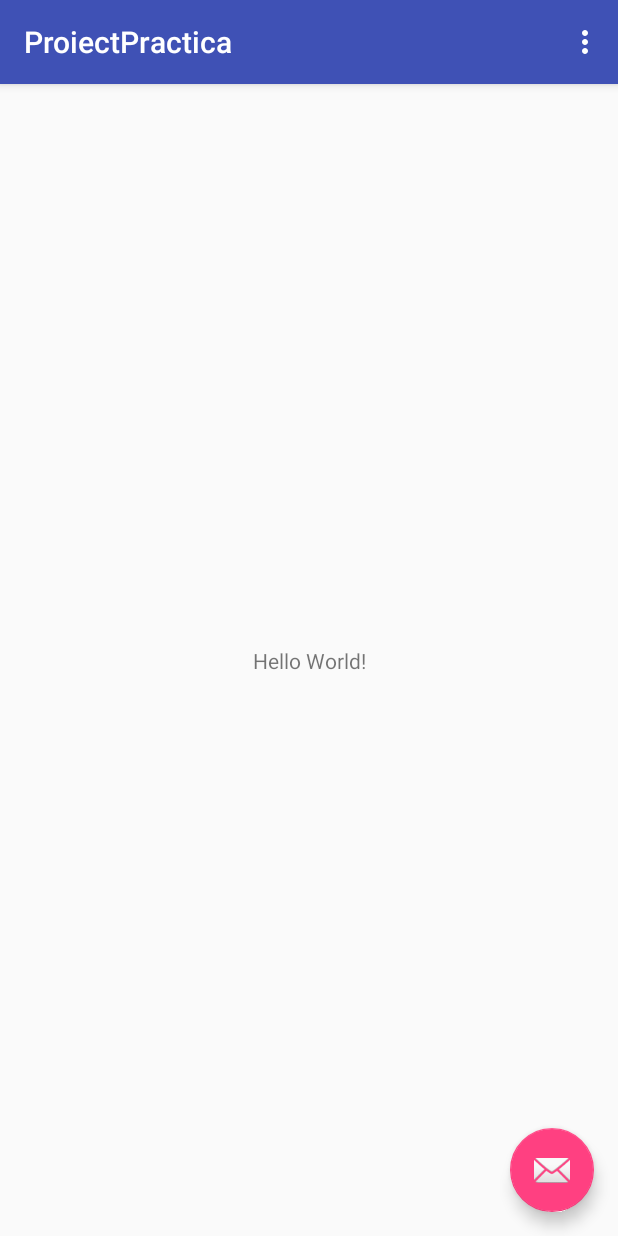
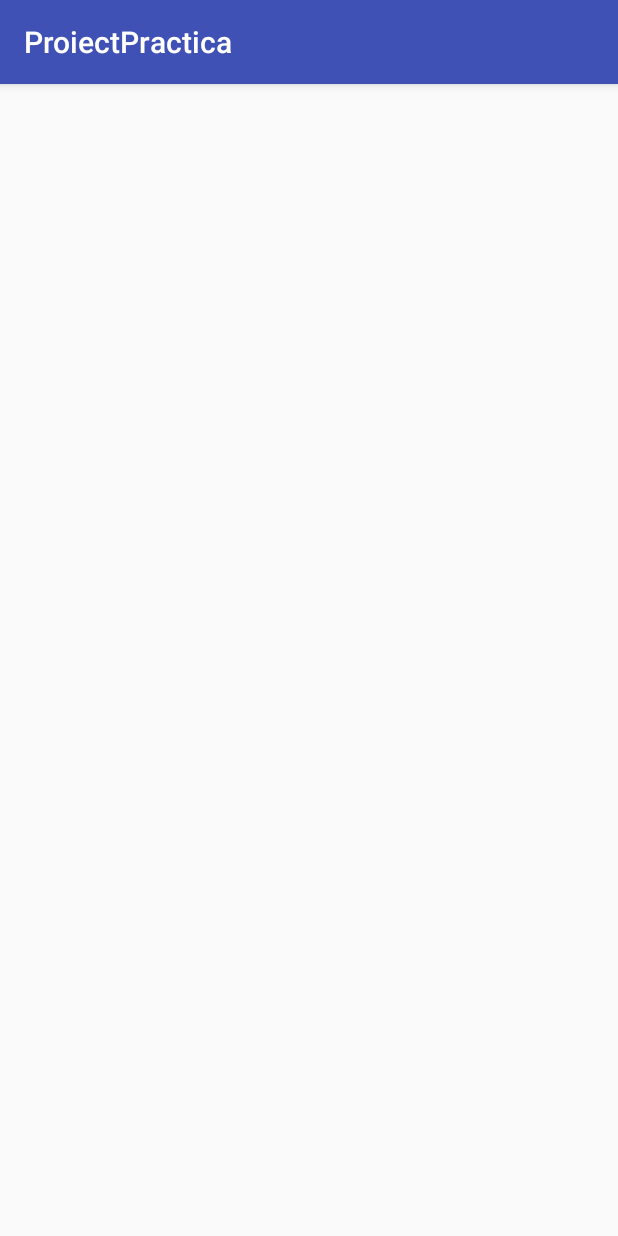
Before and after one commit to practicaMobiversal/diana-sergiu, an Android app: the screen it shows after launch (MainActivity before the commit, SecondActivity after it), on a phone screen of 412 x 824 dp. Run offline under Robolectric (Android 15) with nearby library versions, the phone set to English and light mode, and no system bars.

```diff
--- a/ProiectPractica/app/src/main/AndroidManifest.xml
+++ b/ProiectPractica/app/src/main/AndroidManifest.xml
@@ -19,6 +19,9 @@
                 <category android:name="android.intent.category.LAUNCHER" />
             </intent-filter>
         </activity>
+        <activity android:name=".SecondActivity">
+
+        </activity>
     </application>
 
 </manifest>
--- a/ProiectPractica/app/src/main/java/com/mobiversal/practica/proiectpractica/MainActivity.java
+++ b/ProiectPractica/app/src/main/java/com/mobiversal/practica/proiectpractica/MainActivity.java
@@ -1,19 +1,23 @@
 package com.mobiversal.practica.proiectpractica;
 
+import android.content.Intent;
 import android.os.Bundle;
 import android.support.design.widget.FloatingActionButton;
 import android.support.design.widget.Snackbar;
 import android.support.v7.app.AppCompatActivity;
 import android.support.v7.widget.Toolbar;
+import android.util.Log;
 import android.view.View;
 import android.view.Menu;
 import android.view.MenuItem;
 
 public class MainActivity extends AppCompatActivity {
+private  static final String TAG="MainActivity";
 
     @Override
     protected void onCreate(Bundle savedInstanceState) {
         super.onCreate(savedInstanceState);
+        Log.d(TAG , "onCreate");
         setContentView(R.layout.activity_main);
         Toolbar toolbar = (Toolbar) findViewById(R.id.toolbar);
         setSupportActionBar(toolbar);
@@ -26,6 +30,45 @@ public class MainActivity extends AppCompatActivity {
                         .setAction("Action", null).show();
             }
         });
+
+        Intent intent = new Intent (this, SecondActivity.class);
+        startActivity(intent);
+    }
+
+    @Override
+    protected void onStart() {
+        super.onStart();
+        Log.d(TAG , "onStart");
+    }
+
+    @Override
+    protected void onResume() {
+        super.onResume();
+        Log.d(TAG , "onResume");
+    }
+
+    @Override
+    protected void onPause() {
+        super.onPause();
+        Log.d(TAG , "onPause");
+    }
+
+    @Override
+    protected void onStop() {
+        super.onStop();
+        Log.d(TAG , "onStop");
+    }
+
+    @Override
+    protected void onRestart() {
+        super.onRestart();
+        Log.d(TAG , "onRestart");
+    }
+
+    @Override
+    protected void onDestroy() {
+        super.onDestroy();
+        Log.d(TAG , "onDestroy");
     }
 
     @Override
--- /dev/null
+++ b/ProiectPractica/app/src/main/java/com/mobiversal/practica/proiectpractica/SecondActivity.java
@@ -0,0 +1,43 @@
+package com.mobiversal.practica.proiectpractica;
+
+import android.content.Intent;
+import android.os.Bundle;
+import android.support.design.widget.FloatingActionButton;
+import android.support.design.widget.Snackbar;
+import android.support.v7.app.AppCompatActivity;
+import android.support.v7.widget.Toolbar;
+import android.util.Log;
+import android.view.View;
+
+/**
+ * Created by Lenovo on 05.07.2017.
+ */
+
+public class SecondActivity extends AppCompatActivity {
+private static String TAG="SecondActivity";
+    @Override
+    protected void onCreate(Bundle savedInstanceState) {
+        super.onCreate(savedInstanceState);
+        Log.d(TAG , "onCreate");
+
+    }
+
+    @Override
+    protected void onStart() {
+        super.onStart();
+        Log.d(TAG , "onStart");
+    }
+
+    @Override
+    protected void onResume() {
+        super.onResume();
+        Log.d(TAG , "onResume");
+
+    }
+
+    @Override
+    protected void onDestroy() {
+        super.onDestroy();
+        Log.d(TAG , "onDestroy");
+    }
+}
```
Also changed, not shown: 1 other file.
